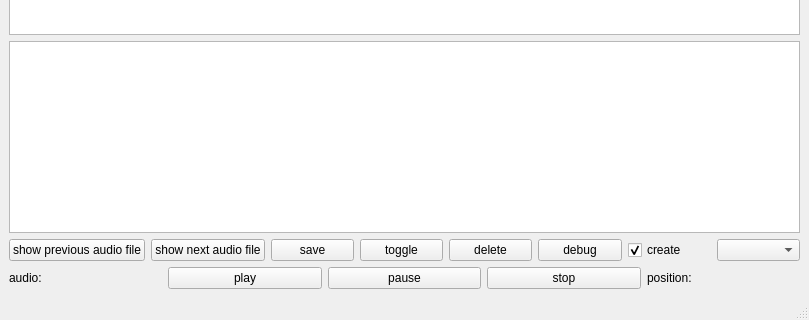
First picture: the form in gui.ui, repository groakat/AudioTagger, before the edit; both pictures show x 0 to 809 and y 285 to 605 of the 809 by 605 pixel window.
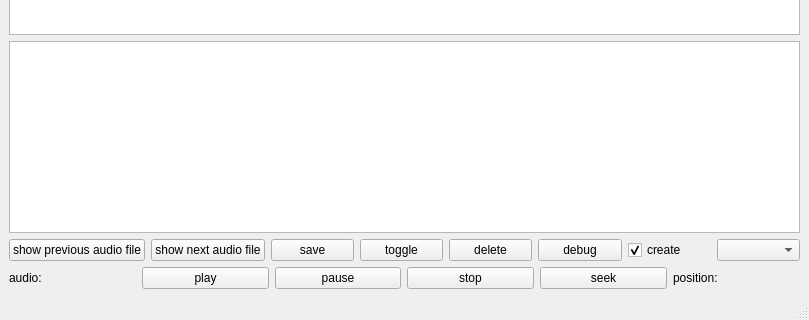
Second picture: the form after the edit.

Commit message: showing sliding needle at sound position

The edit to the form file:
```diff
--- a/gui.ui
+++ b/gui.ui
@@ -164,6 +164,13 @@
           </property>
          </widget>
         </item>
+        <item>
+         <widget class="QPushButton" name="pb_seek">
+          <property name="text">
+           <string>seek</string>
+          </property>
+         </widget>
+        </item>
         <item>
          <widget class="QLabel" name="lbl_audio_position">
           <property name="sizePolicy">
```
The commit also changes 2 other files.
